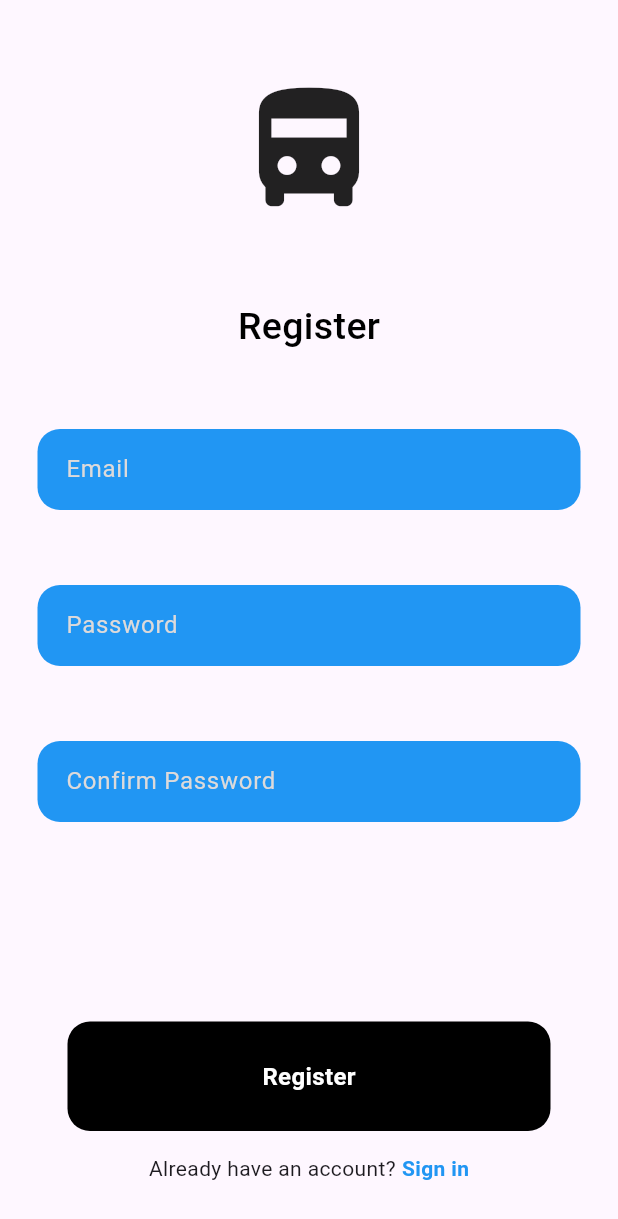
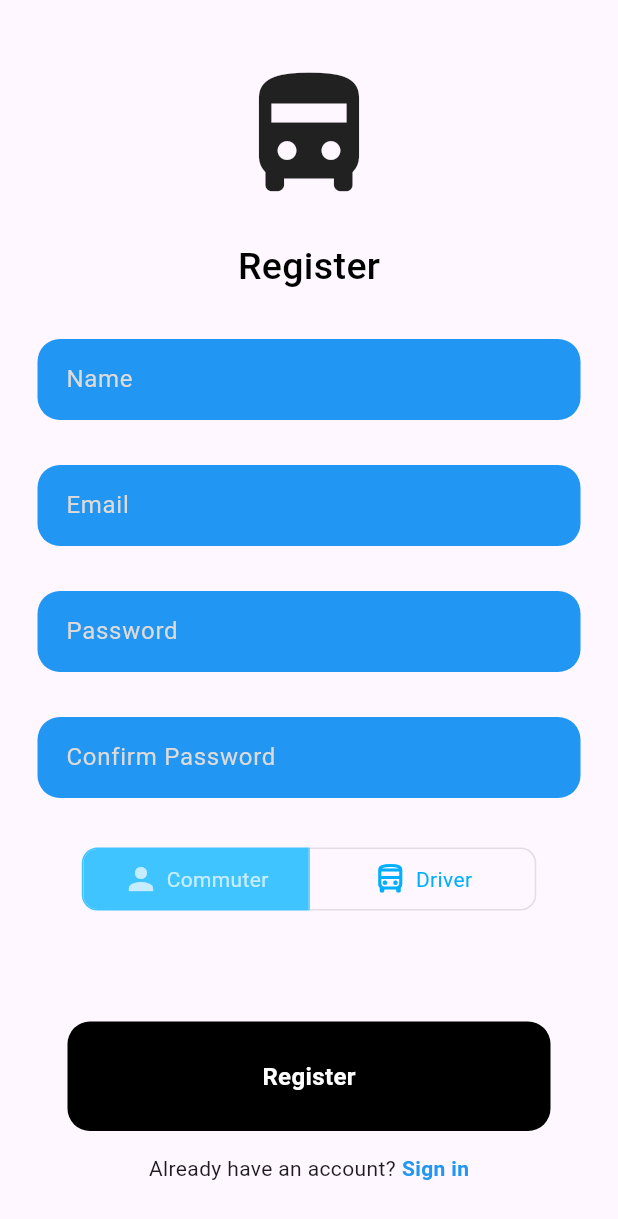
Before and after one commit to HXong/Bussin-Buses, a Flutter app: the RegisterPage screen opened by its route, on a phone screen of 412 x 824 dp. Shown: the top 1219 px of the screen. Run offline on Flutter 3.47's test engine with Material 3 defaults, Android fonts, the phone set to English and light mode, and no system bars; our stand-ins replace flutter_svg, supabase_flutter; accounts and stored records are empty; network calls fail.

Commit message:
Deciding between commuter or driver for registration/sign in

```diff
--- a/frontend/lib/pages/Authentication/register_page.dart
+++ b/frontend/lib/pages/Authentication/register_page.dart
@@ -10,17 +10,26 @@ class RegisterPage extends StatefulWidget {
   State<RegisterPage> createState() => _RegisterPageState();
 }
 
+const List<Widget> Users = <Widget>[
+  Row(children: [Icon(Icons.person), SizedBox(width: 5,), Text('Commuter')]),
+  Row(children: [Icon(Icons.directions_bus_filled_outlined), SizedBox(width: 5,), Text('Driver')])
+];
+
 class _RegisterPageState extends State<RegisterPage> {
   final authService = AuthService();
 
+  final nameController = TextEditingController();
   final emailController = TextEditingController();
   final passwordController = TextEditingController();
   final confirmPasswordController = TextEditingController();
+  final List<bool> _selectedUser = <bool>[true, false];
 
   Future<void> signUp() async {
+    final name = nameController.text;
     final email = emailController.text;
     final password = passwordController.text;
     final confirmPassword = confirmPasswordController.text;
+    final userType = _selectedUser[0] ? 'commuter' : 'driver';
 
     // Checking for same password
     if (password != confirmPassword) {
@@ -32,7 +41,7 @@ class _RegisterPageState extends State<RegisterPage> {
 
     try {
       // SignUp Function from auth_service
-      await authService.signUp(email, password);
+      await authService.signUp(email, password, name, userType);
       ScaffoldMessenger.of(context).showSnackBar(
         SnackBar(
           content: Text(
@@ -43,6 +52,7 @@ class _RegisterPageState extends State<RegisterPage> {
       Navigator.pop(context);
     } catch (e) {
       if (mounted) {
+        print(Text("Error: $e"));
         ScaffoldMessenger.of(
           context,
         ).showSnackBar(SnackBar(content: Text("Error: $e")));
@@ -59,12 +69,12 @@ class _RegisterPageState extends State<RegisterPage> {
             mainAxisAlignment: MainAxisAlignment.center,
             mainAxisSize: MainAxisSize.min,
             children: [
-              const SizedBox(height: 50),
+              const SizedBox(height: 40),
 
               //logo
               const Icon(Icons.directions_bus_filled, size: 100),
 
-              const SizedBox(height: 50),
+              const SizedBox(height: 20),
 
               // Bussin Busses
               const Text(
@@ -76,7 +86,17 @@ class _RegisterPageState extends State<RegisterPage> {
                 ),
               ),
 
-              const SizedBox(height: 50),
+              const SizedBox(height: 30),
+
+              //name
+              InputtextComponent(
+                controller: nameController,
+                hintText: "Name",
+                obscureText: false,
+                action: TextInputAction.next,
+              ),
+
+              const SizedBox(height: 30),
 
               //email
               InputtextComponent(
@@ -86,7 +106,7 @@ class _RegisterPageState extends State<RegisterPage> {
                 action: TextInputAction.next,
               ),
 
-              const SizedBox(height: 50),
+              const SizedBox(height: 30),
 
               //password
               InputtextComponent(
@@ -96,14 +116,36 @@ class _RegisterPageState extends State<RegisterPage> {
                 action: TextInputAction.next,
               ),
 
-              const SizedBox(height: 50),
+              const SizedBox(height: 30),
 
+              //confirm password
               InputtextComponent(
                 controller: confirmPasswordController,
                 hintText: "Confirm Password",
                 obscureText: true,
                 action: TextInputAction.done,
               ),
+
+              const SizedBox(height: 30),
+
+              ToggleButtons(
+                direction: Axis.horizontal,
+                  onPressed: (int index) {
+                  setState(() {
+                    for (int i = 0; i < _selectedUser.length; i++) {
+                      _selectedUser[i] = i == index;
+                    }
+                  });
+                  },
+                  borderRadius: const BorderRadius.all(Radius.circular(10)),
+                  selectedBorderColor: Colors.lightBlueAccent,
+                  selectedColor: Colors.white70,
+                  fillColor: Colors.lightBlueAccent[200],
+                  color: Colors.lightBlueAccent[400],
+                  constraints: const BoxConstraints(minHeight: 40.0, minWidth: 150.0),
+                  children: Users,
+                  isSelected: _selectedUser
+              )
             ],
           ),
         ),
```
Also changed, not shown: frontend/lib/auth/auth_gate.dart (+42 -3 lines), frontend/lib/auth/auth_service.dart (+17 -3 lines).
